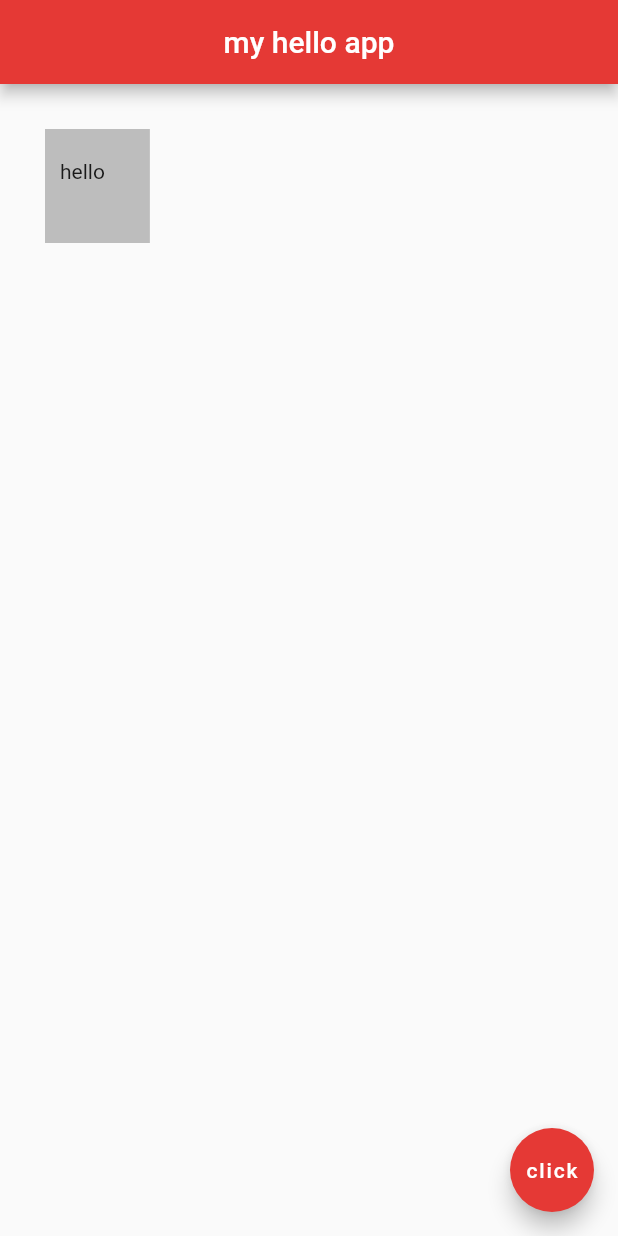
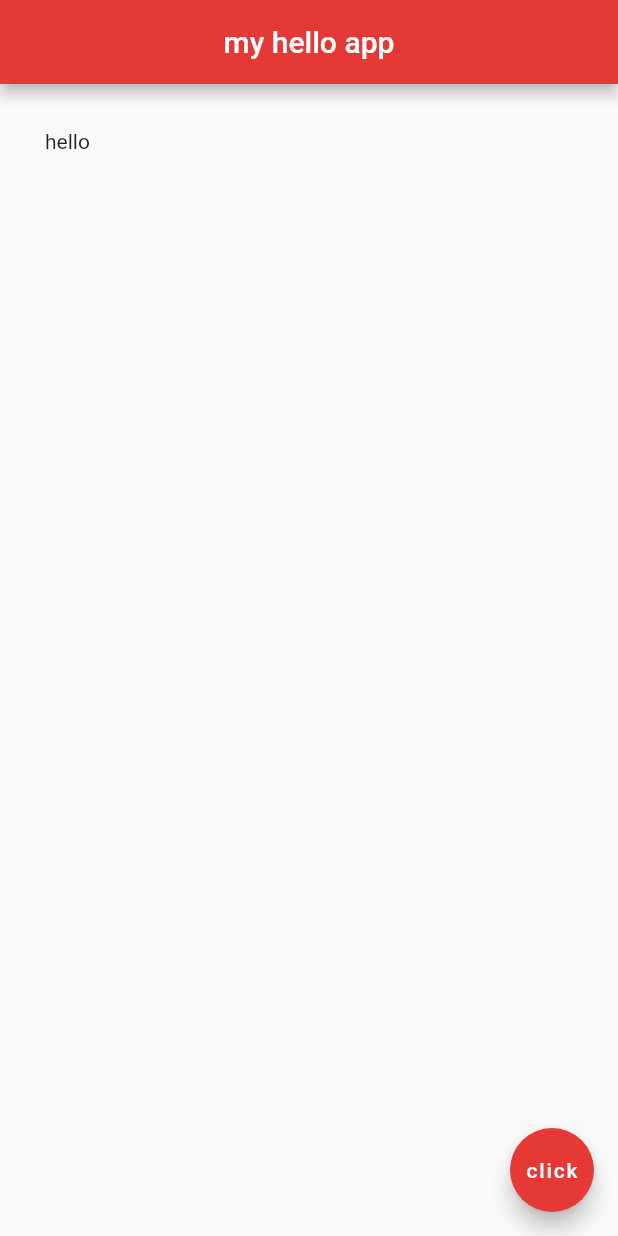
Before and after one commit to davindj/learn-flutter-1, a Flutter app: the screen it shows after launch, on a phone screen of 412 x 824 dp. Run offline on Flutter 3.47's test engine with Material 2 defaults, Android fonts, the phone set to English and light mode, and no system bars.

Commit message:
Ep 10 - Padding Container

```diff
--- a/lib/main.dart
+++ b/lib/main.dart
@@ -17,10 +17,8 @@ class Home extends StatelessWidget {
         centerTitle: true,
         backgroundColor: Colors.red[600],
       ),
-      body: Container(
-        padding: const EdgeInsets.fromLTRB(10, 20, 30, 40),
-        margin: const EdgeInsets.all(30.0),
-        color: Colors.grey[400],
+      body: const Padding(
+        padding: EdgeInsets.all(30.0),
         child: Text('hello'),
       ),
       floatingActionButton: FloatingActionButton(
```
